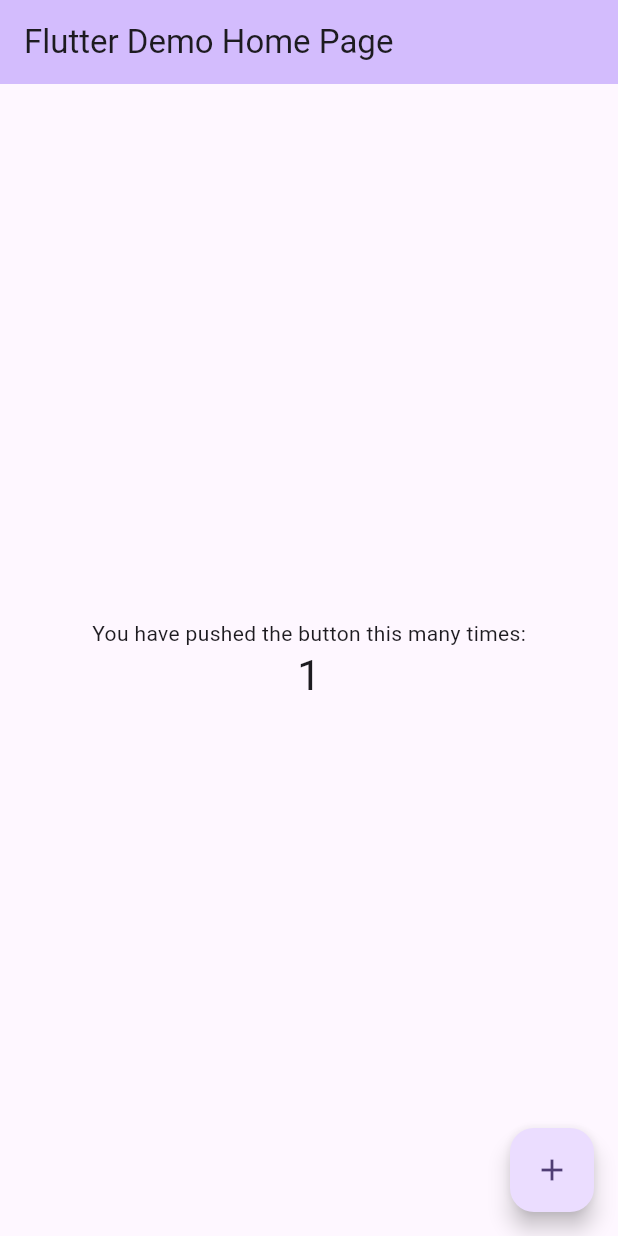
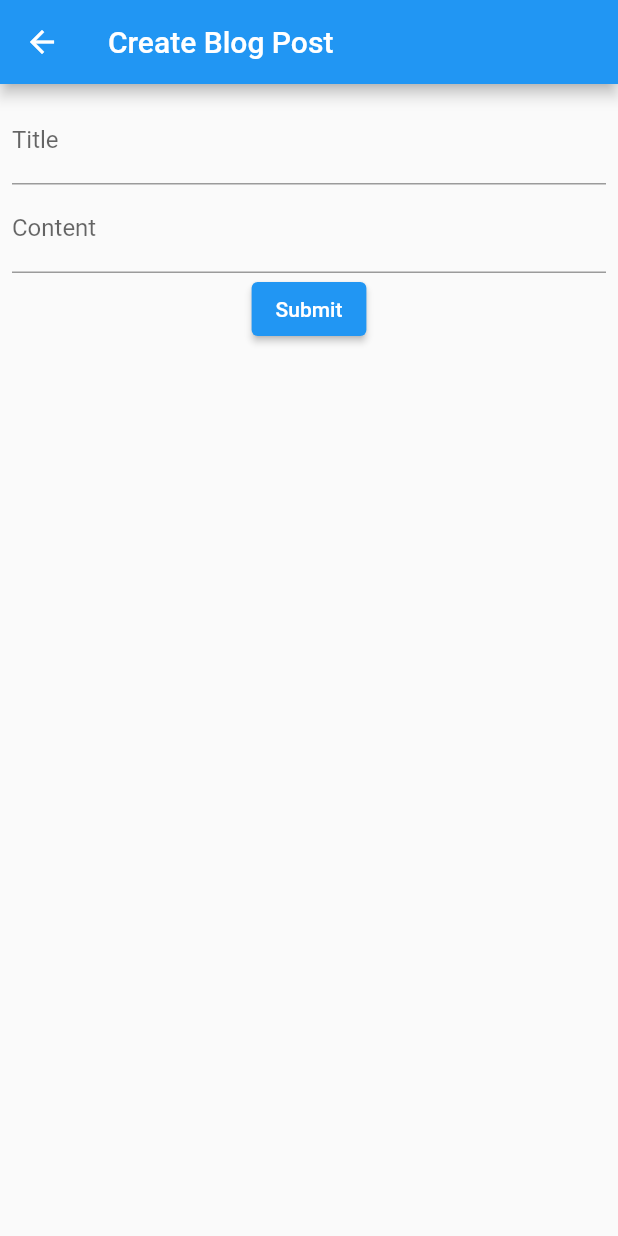
Before and after one commit to Leoislami/flutter-blog-app, a Flutter app: the screen it shows after launch, after a tap on the "add" icon, on a phone screen of 412 x 824 dp. Run offline on Flutter 3.47's test engine with Material 2 defaults, Android fonts, the phone set to English and light mode, and no system bars; network calls fail.

Commit message:
feat: blogs show

```diff
--- a/lib/main.dart
+++ b/lib/main.dart
@@ -1,125 +1,84 @@
 import 'package:flutter/material.dart';
+import 'package:flutter_blog_app/screens/create_blog_post.dart';
+import 'package:http/http.dart' as http;
+import 'dart:convert';
+import 'models/blog_post.dart';
+
+Future<List<BlogPost>> fetchBlogPosts() async {
+  final response = await http.get(Uri.parse(
+      'https://d-cap-blog-backend.whitepond-b96fee4b.westeurope.azurecontainerapps.io//entries'));
+
+  if (response.statusCode == 200) {
+    List<dynamic> body = jsonDecode(response.body);
+    return body.map((dynamic item) => BlogPost.fromJson(item)).toList();
+  } else {
+    throw Exception('Failed to load blog posts');
+  }
+}
 
 void main() {
-  runApp(const MyApp());
+  runApp(const BlogApp());
 }
 
-class MyApp extends StatelessWidget {
-  const MyApp({super.key});
+class BlogApp extends StatelessWidget {
+  const BlogApp({super.key});
 
-  // This widget is the root of your application.
   @override
   Widget build(BuildContext context) {
     return MaterialApp(
-      title: 'Flutter Demo',
+      title: 'Blog App',
       theme: ThemeData(
-        // This is the theme of your application.
-        //
-        // TRY THIS: Try running your application with "flutter run". You'll see
-        // the application has a blue toolbar. Then, without quitting the app,
-        // try changing the seedColor in the colorScheme below to Colors.green
-        // and then invoke "hot reload" (save your changes or press the "hot
-        // reload" button in a Flutter-supported IDE, or press "r" if you used
-        // the command line to start the app).
-        //
-        // Notice that the counter didn't reset back to zero; the application
-        // state is not lost during the reload. To reset the state, use hot
-        // restart instead.
-        //
-        // This works for code too, not just values: Most code changes can be
-        // tested with just a hot reload.
-        colorScheme: ColorScheme.fromSeed(seedColor: Colors.deepPurple),
-        useMaterial3: true,
+        primarySwatch: Colors.blue,
       ),
-      home: const MyHomePage(title: 'Flutter Demo Home Page'),
+      home: const BlogHomePage(),
     );
   }
 }
 
-class MyHomePage extends StatefulWidget {
-  const MyHomePage({super.key, required this.title});
-
-  // This widget is the home page of your application. It is stateful, meaning
-  // that it has a State object (defined below) that contains fields that affect
-  // how it looks.
-
-  // This class is the configuration for the state. It holds the values (in this
-  // case the title) provided by the parent (in this case the App widget) and
-  // used by the build method of the State. Fields in a Widget subclass are
-  // always marked "final".
-
-  final String title;
+class BlogHomePage extends StatefulWidget {
+  const BlogHomePage({super.key});
 
   @override
-  State<MyHomePage> createState() => _MyHomePageState();
+  _BlogHomePageState createState() => _BlogHomePageState();
 }
 
-class _MyHomePageState extends State<MyHomePage> {
-  int _counter = 0;
-
-  void _incrementCounter() {
-    setState(() {
-      // This call to setState tells the Flutter framework that something has
-      // changed in this State, which causes it to rerun the build method below
-      // so that the display can reflect the updated values. If we changed
-      // _counter without calling setState(), then the build method would not be
-      // called again, and so nothing would appear to happen.
-      _counter++;
-    });
-  }
-
+class _BlogHomePageState extends State<BlogHomePage> {
   @override
   Widget build(BuildContext context) {
-    // This method is rerun every time setState is called, for instance as done
-    // by the _incrementCounter method above.
-    //
-    // The Flutter framework has been optimized to make rerunning build methods
-    // fast, so that you can just rebuild anything that needs updating rather
-    // than having to individually change instances of widgets.
     return Scaffold(
-      appBar: AppBar(
-        // TRY THIS: Try changing the color here to a specific color (to
-        // Colors.amber, perhaps?) and trigger a hot reload to see the AppBar
-        // change color while the other colors stay the same.
-        backgroundColor: Theme.of(context).colorScheme.inversePrimary,
-        // Here we take the value from the MyHomePage object that was created by
-        // the App.build method, and use it to set our appbar title.
-        title: Text(widget.title),
-      ),
-      body: Center(
-        // Center is a layout widget. It takes a single child and positions it
-        // in the middle of the parent.
-        child: Column(
-          // Column is also a layout widget. It takes a list of children and
-          // arranges them vertically. By default, it sizes itself to fit its
-          // children horizontally, and tries to be as tall as its parent.
-          //
-          // Column has various properties to control how it sizes itself and
-          // how it positions its children. Here we use mainAxisAlignment to
-          // center the children vertically; the main axis here is the vertical
-          // axis because Columns are vertical (the cross axis would be
-          // horizontal).
-          //
-          // TRY THIS: Invoke "debug painting" (choose the "Toggle Debug Paint"
-          // action in the IDE, or press "p" in the console), to see the
-          // wireframe for each widget.
-          mainAxisAlignment: MainAxisAlignment.center,
-          children: <Widget>[
-            const Text(
-              'You have pushed the button this many times:',
-            ),
-            Text(
-              '$_counter',
-              style: Theme.of(context).textTheme.headlineMedium,
-            ),
-          ],
-        ),
+      appBar: AppBar(title: Text('Blog App')),
+      body: FutureBuilder<List<BlogPost>>(
+        future: fetchBlogPosts(),
+        builder: (context, snapshot) {
+          if (snapshot.connectionState == ConnectionState.waiting) {
+            return Center(child: CircularProgressIndicator());
+          } else if (snapshot.hasError) {
+            return Center(child: Text('Error: ${snapshot.error}'));
+          } else if (snapshot.hasData) {
+            return ListView.builder(
+              itemCount: snapshot.data!.length,
+              itemBuilder: (context, index) {
+                BlogPost post = snapshot.data![index];
+                return ListTile(
+                  title: Text(post.title),
+                  subtitle: Text(post.content),
+                );
+              },
+            );
+          } else {
+            return Center(child: Text('No posts found'));
+          }
+        },
       ),
       floatingActionButton: FloatingActionButton(
-        onPressed: _incrementCounter,
-        tooltip: 'Increment',
-        child: const Icon(Icons.add),
-      ), // This trailing comma makes auto-formatting nicer for build methods.
+        onPressed: () {
+          Navigator.of(context).push(
+            MaterialPageRoute(builder: (context) => CreateBlogPostPage()),
+          );
+        },
+        child: Icon(Icons.add),
+        tooltip: 'Create Blog',
+      ),
     );
   }
 }
--- /dev/null
+++ b/lib/models/blog_post.dart
@@ -0,0 +1,15 @@
+class BlogPost {
+  final int id;
+  final String title;
+  final String content;
+
+  BlogPost({required this.id, required this.title, required this.content});
+
+  factory BlogPost.fromJson(Map<String, dynamic> json) {
+    return BlogPost(
+      id: json['id'],
+      title: json['title'],
+      content: json['content'],
+    );
+  }
+}
--- /dev/null
+++ b/lib/screens/create_blog_post.dart
@@ -0,0 +1,84 @@
+import 'package:flutter/material.dart';
+import 'package:http/http.dart' as http;
+import 'dart:convert';
+
+class CreateBlogPostPage extends StatefulWidget {
+  @override
+  _CreateBlogPostPageState createState() => _CreateBlogPostPageState();
+}
+
+class _CreateBlogPostPageState extends State<CreateBlogPostPage> {
+  final _formKey = GlobalKey<FormState>();
+  String _title = '';
+  String _content = '';
+
+  Future<void> createBlogPost(String title, String content) async {
+    final response = await http.post(
+      Uri.parse(
+          'https://d-cap-blog-backend.whitepond-b96fee4b.westeurope.azurecontainerapps.io//entries'),
+      headers: <String, String>{
+        'Content-Type': 'application/json; charset=UTF-8',
+      },
+      body: jsonEncode(<String, String>{
+        'title': title,
+        'content': content,
+      }),
+    );
+
+    if (response.statusCode == 201) {
+      Navigator.of(context).pop(); // Zurück zur Hauptseite
+    } else {
+      // Fehlerbehandlung
+    }
+  }
+
+  @override
+  Widget build(BuildContext context) {
+    return Scaffold(
+      appBar: AppBar(title: Text('Create Blog Post')),
+      body: Form(
+        key: _formKey,
+        child: Padding(
+          padding: EdgeInsets.all(8.0),
+          child: Column(
+            children: <Widget>[
+              TextFormField(
+                decoration: InputDecoration(labelText: 'Title'),
+                onSaved: (value) {
+                  _title = value!;
+                },
+                validator: (value) {
+                  if (value!.isEmpty) {
+                    return 'Please enter a title';
+                  }
+                  return null;
+                },
+              ),
+              TextFormField(
+                decoration: InputDecoration(labelText: 'Content'),
+                onSaved: (value) {
+                  _content = value!;
+                },
+                validator: (value) {
+                  if (value!.isEmpty) {
+                    return 'Please enter some content';
+                  }
+                  return null;
+                },
+              ),
+              ElevatedButton(
+                onPressed: () {
+                  if (_formKey.currentState!.validate()) {
+                    _formKey.currentState!.save();
+                    createBlogPost(_title, _content);
+                  }
+                },
+                child: Text('Submit'),
+              ),
+            ],
+          ),
+        ),
+      ),
+    );
+  }
+}
--- a/pubspec.yaml
+++ b/pubspec.yaml
@@ -30,6 +30,7 @@ environment:
 dependencies:
   flutter:
     sdk: flutter
+  http: ^0.13.3
 
 
   # The following adds the Cupertino Icons font to your application.
```
Also changed, not shown: pubspec.lock, 1 other file.
